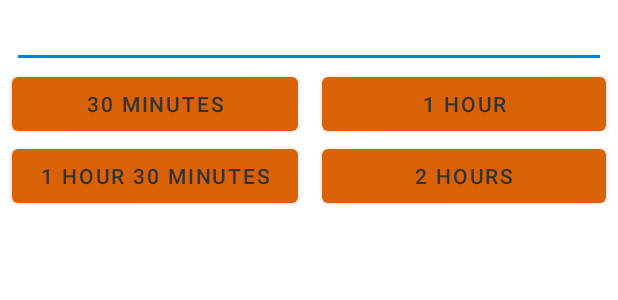
After one commit to tazadejava/incremental, an Android app: the layout dialog_reestimate_task_time.xml on its own in the app's theme, with its tools: preview values and no code run, on a phone screen of 412 x 824 dp. The commit adds this screen. Shown: the top 300 px of the screen. Run offline under Robolectric (Android 15) with nearby library versions, the phone set to English and light mode, and no system bars.

Commit message:
Add re-estimation dialog for tasks

```diff
--- a/app/src/main/java/me/tazadejava/incremental/ui/create/CreateTaskActivity.java
+++ b/app/src/main/java/me/tazadejava/incremental/ui/create/CreateTaskActivity.java
@@ -92,6 +92,9 @@ public class CreateTaskActivity extends AppCompatActivity {
         }
     }
 
+    /*
+    Creates or updates an existing task.
+     */
     public void createTask() {
         TimePeriod timePeriod = taskManager.getCurrentTimePeriod();
 
--- /dev/null
+++ b/app/src/main/res/layout/dialog_reestimate_task_time.xml
@@ -0,0 +1,71 @@
+<?xml version="1.0" encoding="utf-8"?>
+<androidx.constraintlayout.widget.ConstraintLayout xmlns:android="http://schemas.android.com/apk/res/android"
+    xmlns:app="http://schemas.android.com/apk/res-auto"
+    xmlns:tools="http://schemas.android.com/tools"
+    android:layout_width="match_parent"
+    android:layout_height="wrap_content">
+
+    <androidx.constraintlayout.widget.Guideline
+        android:id="@+id/guideline6"
+        android:layout_width="wrap_content"
+        android:layout_height="wrap_content"
+        android:orientation="vertical"
+        app:layout_constraintGuide_percent="0.50121653" />
+
+    <EditText
+        android:id="@+id/minutesToCompleteTask"
+        android:layout_width="0dp"
+        android:layout_height="wrap_content"
+        android:layout_marginStart="8dp"
+        android:layout_marginEnd="8dp"
+        android:ems="10"
+        android:inputType="number"
+        app:layout_constraintEnd_toEndOf="parent"
+        app:layout_constraintStart_toStartOf="parent"
+        app:layout_constraintTop_toTopOf="parent" />
+
+    <Button
+        android:id="@+id/suggestedTime1Button"
+        android:layout_width="0dp"
+        android:layout_height="wrap_content"
+        android:layout_marginStart="8dp"
+        android:layout_marginEnd="8dp"
+        android:text="30 minutes"
+        app:layout_constraintEnd_toStartOf="@+id/guideline6"
+        app:layout_constraintStart_toStartOf="parent"
+        app:layout_constraintTop_toBottomOf="@+id/minutesToCompleteTask" />
+
+    <Button
+        android:id="@+id/suggestedTime2Button"
+        android:layout_width="0dp"
+        android:layout_height="wrap_content"
+        android:layout_marginStart="8dp"
+        android:layout_marginEnd="8dp"
+        android:text="1 hour"
+        app:layout_constraintEnd_toEndOf="parent"
+        app:layout_constraintStart_toStartOf="@+id/guideline6"
+        app:layout_constraintTop_toBottomOf="@+id/minutesToCompleteTask" />
+
+    <Button
+        android:id="@+id/suggestedTime3Button"
+        android:layout_width="0dp"
+        android:layout_height="wrap_content"
+        android:layout_marginStart="8dp"
+        android:layout_marginEnd="8dp"
+        android:text="1 hour 30 minutes"
+        app:layout_constraintEnd_toStartOf="@+id/guideline6"
+        app:layout_constraintStart_toStartOf="parent"
+        app:layout_constraintTop_toBottomOf="@+id/suggestedTime1Button" />
+
+    <Button
+        android:id="@+id/suggestedTime4Button"
+        android:layout_width="0dp"
+        android:layout_height="wrap_content"
+        android:layout_marginStart="8dp"
+        android:layout_marginEnd="8dp"
+        android:text="2 hours"
+        app:layout_constraintEnd_toEndOf="parent"
+        app:layout_constraintStart_toStartOf="@+id/guideline6"
+        app:layout_constraintTop_toBottomOf="@+id/suggestedTime1Button" />
+
+</androidx.constraintlayout.widget.ConstraintLayout>
```
Also changed, not shown: app/src/main/java/me/tazadejava/incremental/ui/dashboard/TaskAdapter.java (+76 -0 lines).
